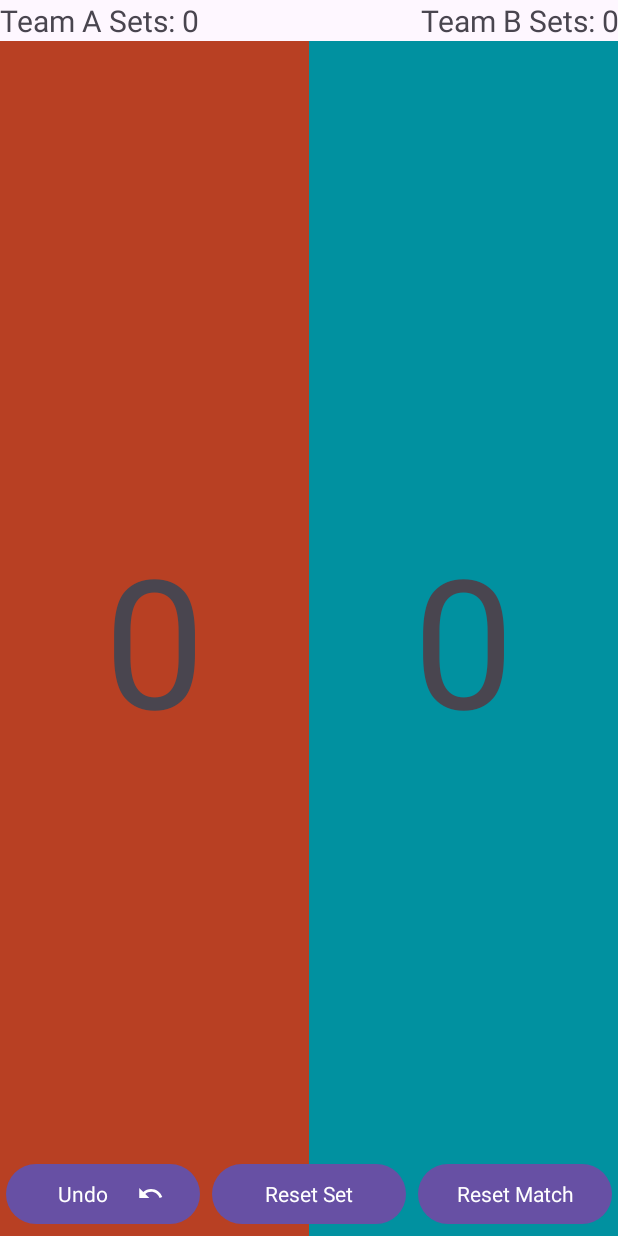
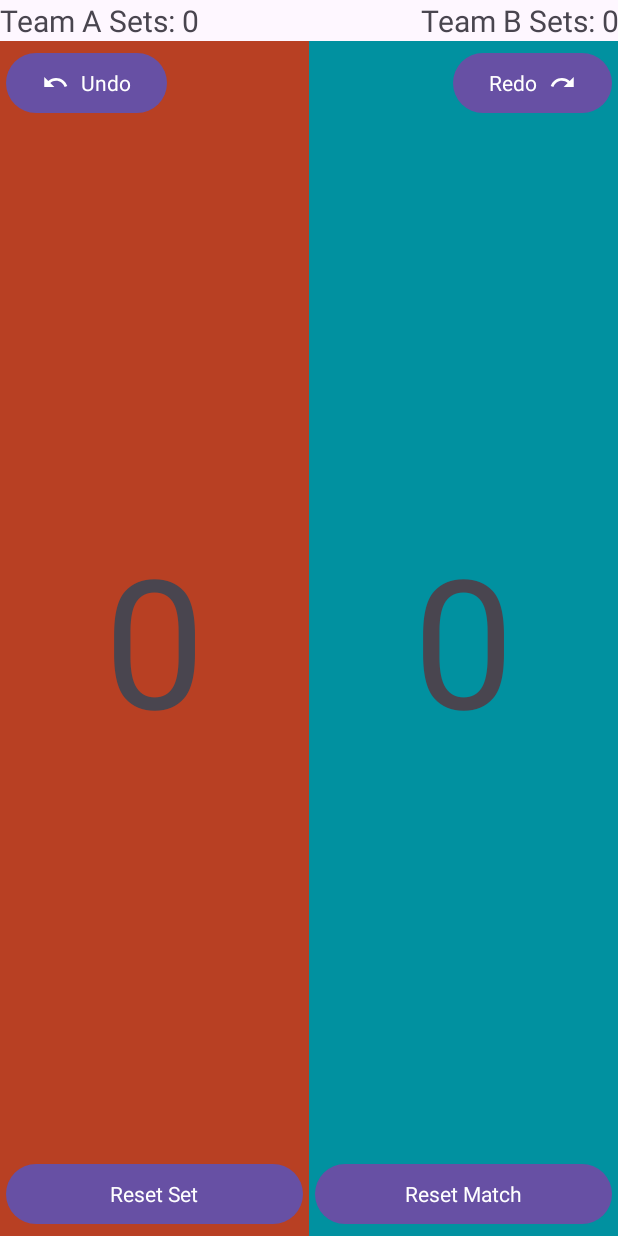
Before and after one commit to svahidhoss/volleyball-scoreboard, an Android app: the layout activity_main.xml on its own in the app's theme, with its tools: preview values and no code run, on a phone screen of 412 x 824 dp. Run offline under Robolectric (Android 15) with nearby library versions, the phone set to English and light mode, and no system bars.

Commit message:
Adds redo vector layout. Adds the new button to the main layout and moves the undo and redo icons to the top of the screen. Adds redoStack and can redo state flows to the ScoreBoard VM for supporting the business logic.

```diff
--- /dev/null
+++ b/app/src/main/res/drawable/redo.xml
@@ -0,0 +1,10 @@
+<vector xmlns:android="http://schemas.android.com/apk/res/android"
+    android:width="24dp"
+    android:height="24dp"
+    android:tint="#000000"
+    android:viewportWidth="24"
+    android:viewportHeight="24">
+    <path
+        android:fillColor="@android:color/white"
+        android:pathData="M11.5,8c2.65,0 5.05,0.99 6.9,2.6L22,7v9h-9l3.62,-3.62c-1.39,-1.16 -3.16,-1.88 -5.12,-1.88 -3.54,0 -6.55,2.31 -7.6,5.5l-2.37,-0.78C2.92,11.03 6.85,8 11.5,8z" />
+</vector>
--- a/app/src/main/res/layout/activity_main.xml
+++ b/app/src/main/res/layout/activity_main.xml
@@ -1,6 +1,7 @@
 <?xml version="1.0" encoding="utf-8"?>
 <androidx.constraintlayout.widget.ConstraintLayout xmlns:android="http://schemas.android.com/apk/res/android"
     xmlns:app="http://schemas.android.com/apk/res-auto"
+    xmlns:tools="http://schemas.android.com/tools"
     android:layout_width="match_parent"
     android:layout_height="match_parent">
 
@@ -27,6 +28,7 @@
         app:layout_constraintStart_toEndOf="@+id/textview_team_a_sets"
         app:layout_constraintTop_toTopOf="parent"
         app:layout_constraintWidth_percent="0.5" />
+
 
     <!-- Middle Section: Scoreboard -->
     <LinearLayout
@@ -55,7 +57,8 @@
                 android:layout_width="wrap_content"
                 android:layout_height="wrap_content"
                 android:text="0"
-                android:textSize="120sp" />
+                android:textSize="120sp"
+                tools:text="0" />
 
         </LinearLayout>
 
@@ -74,11 +77,38 @@
                 android:layout_width="wrap_content"
                 android:layout_height="wrap_content"
                 android:text="0"
-                android:textSize="120sp" />
+                android:textSize="120sp"
+                tools:text="0" />
 
         </LinearLayout>
 
     </LinearLayout>
+
+    <Button
+        android:id="@+id/button_undo"
+        style="?android:attr/buttonBarStyle"
+        android:layout_width="0dp"
+        android:layout_height="wrap_content"
+        android:layout_margin="4dp"
+        android:layout_weight="1"
+        android:text="@string/undo"
+        app:icon="@drawable/undo"
+        app:iconGravity="start"
+        app:layout_constraintStart_toStartOf="parent"
+        app:layout_constraintTop_toBottomOf="@+id/textview_team_a_sets" />
+
+    <Button
+        android:id="@+id/button_redo"
+        style="?android:attr/buttonBarStyle"
+        android:layout_width="0dp"
+        android:layout_height="wrap_content"
+        android:layout_margin="4dp"
+        android:layout_weight="1"
+        android:text="@string/redo"
+        app:icon="@drawable/redo"
+        app:iconGravity="end"
+        app:layout_constraintEnd_toEndOf="parent"
+        app:layout_constraintTop_toBottomOf="@+id/textview_team_a_sets" />
 
     <!-- Bottom Section: Reset Buttons -->
     <LinearLayout
@@ -89,17 +119,6 @@
         app:layout_constraintBottom_toBottomOf="parent"
         app:layout_constraintEnd_toEndOf="parent"
         app:layout_constraintStart_toStartOf="parent">
-
-        <Button
-            android:id="@+id/button_undo"
-            style="?android:attr/buttonBarStyle"
-            android:layout_width="0dp"
-            android:layout_height="wrap_content"
-            android:layout_margin="4dp"
-            android:layout_weight="1"
-            android:text="@string/undo"
-            app:icon="@drawable/undo"
-            app:iconGravity="end" />
 
         <Button
             android:id="@+id/button_reset_set"
--- a/app/src/main/res/values/strings.xml
+++ b/app/src/main/res/values/strings.xml
@@ -1,6 +1,7 @@
 <resources>
     <string name="app_name">Scoreboard</string>
     <string name="undo">Undo</string>
+    <string name="redo">Redo</string>
     <string name="reset_match">Reset Match</string>
     <string name="reset_set">Reset Set</string>
 </resources>
```
Also changed, not shown: app/src/main/java/com/vahossmedia/android/scoreboard/MainActivity.kt (+8 -0 lines), app/src/main/java/com/vahossmedia/android/scoreboard/ScoreboardViewModel.kt (+31 -1 lines).
